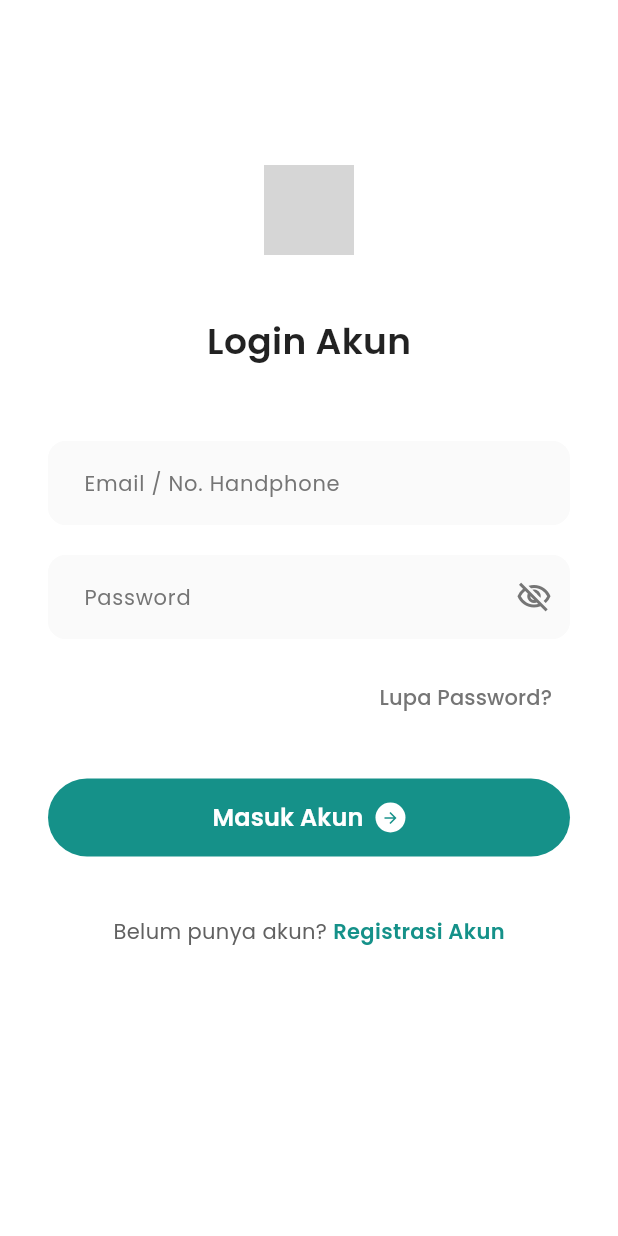
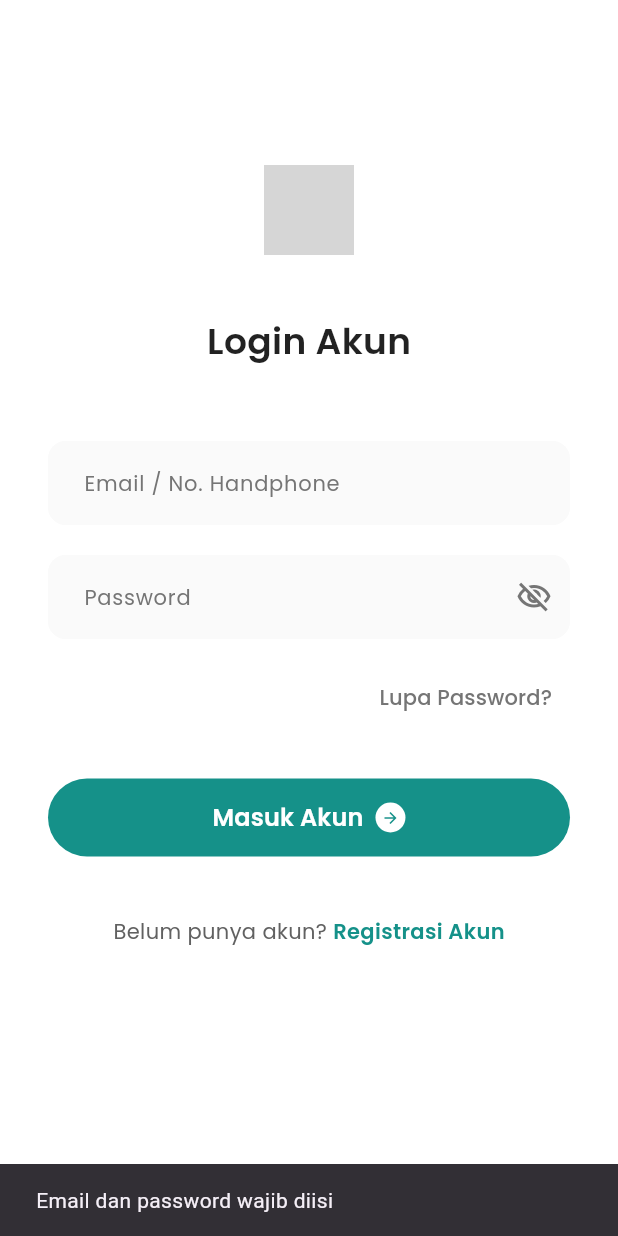
Before and after one commit to jonathanfransilo/smart-environtment-mobile, a Flutter app: the screen it shows after launch, after a tap on "Mulai Sekarang", after a tap on "Masuk Akun", on a phone screen of 412 x 824 dp. Run offline on Flutter 3.47's test engine with Material 3 defaults, Android fonts, the phone set to English and light mode, and no system bars; our stand-ins replace dio, flutter_secure_storage, flutter_svg, google_fonts, shared_preferences; project files that could hold a hidden picture were left out; grey boxes are pictures that could not be loaded.

Commit message:
feat: implement authentication service with login, logout, and token management

```diff
--- /dev/null
+++ b/lib/config/api_config.dart
@@ -0,0 +1,20 @@
+import 'package:flutter/foundation.dart';
+
+class ApiConfig {
+  // Resolve base URL with priority: dart-define > platform default
+  static String get baseUrl {
+    const defined = String.fromEnvironment('API_BASE_URL', defaultValue: '');
+    if (defined.isNotEmpty) return defined;
+    if (kIsWeb) {
+      final host = Uri.base.host.isEmpty ? 'localhost' : Uri.base.host;
+      return 'http://$host:8000/api/v1';
+    }
+    return 'http://10.0.2.2:8000/api/v1';
+  }
+
+  // Auth endpoints
+  static const String login = '/auth/login';
+  static const String register = '/auth/register';
+  static const String me = '/auth/me';
+  static const String logout = '/auth/logout';
+}
--- a/lib/screens/login_screen.dart
+++ b/lib/screens/login_screen.dart
@@ -1,6 +1,7 @@
 import 'package:flutter/material.dart';
 import 'package:flutter_svg/flutter_svg.dart';
 import 'package:google_fonts/google_fonts.dart';
+import '../services/auth_service.dart';
 
 class LoginScreen extends StatefulWidget {
   const LoginScreen({super.key});
@@ -11,6 +12,16 @@ class LoginScreen extends StatefulWidget {
 
 class _LoginScreenState extends State<LoginScreen> {
   bool _obscurePassword = true;
+  final _emailController = TextEditingController();
+  final _passwordController = TextEditingController();
+  bool _loading = false;
+
+  @override
+  void dispose() {
+    _emailController.dispose();
+    _passwordController.dispose();
+    super.dispose();
+  }
 
   @override
   Widget build(BuildContext context) {
@@ -76,6 +87,7 @@ class _LoginScreenState extends State<LoginScreen> {
                   color: Colors.grey.shade50,
                 ),
                 child: TextField(
+                  controller: _emailController,
                   decoration: InputDecoration(
                     labelText: "Email / No. Handphone",
                     hintText: "Masukan No. Handphone",
@@ -122,6 +134,7 @@ class _LoginScreenState extends State<LoginScreen> {
                 ),
                 child: TextField(
                   obscureText: _obscurePassword,
+                  controller: _passwordController,
                   decoration: InputDecoration(
                     labelText: "Password",
                     hintText: "Masukan Password",
@@ -198,8 +211,34 @@ class _LoginScreenState extends State<LoginScreen> {
                 width: double.infinity,
                 height: 52,
                 child: ElevatedButton(
-                  onPressed: () {
-                    // TODO: aksi login
+                  onPressed: _loading
+                      ? null
+                      : () async {
+                          final email = _emailController.text.trim();
+                          final password = _passwordController.text;
+                          if (email.isEmpty || password.isEmpty) {
+                            ScaffoldMessenger.of(context).showSnackBar(
+                              const SnackBar(content: Text('Email dan password wajib diisi')),
+                            );
+                            return;
+                          }
+                          setState(() => _loading = true);
+                          final auth = AuthService();
+                          final (ok, message) = await auth.login(
+                            email: email,
+                            password: password,
+                          );
+                          setState(() => _loading = false);
+                          if (ok) {
+                            ScaffoldMessenger.of(context).showSnackBar(
+                              const SnackBar(content: Text('Login berhasil')),
+                            );
+                            // TODO: Navigate to home/dashboard when available
+                          } else {
+                            ScaffoldMessenger.of(context).showSnackBar(
+                              SnackBar(content: Text(message ?? 'Login gagal')),
+                            );
+                          }
                         },
                   style: ElevatedButton.styleFrom(
                     backgroundColor: Color.fromARGB(255, 21, 145, 137),
@@ -211,6 +250,16 @@ class _LoginScreenState extends State<LoginScreen> {
                   child: Row(
                     mainAxisAlignment: MainAxisAlignment.center,
                     children: [
+                      if (_loading)
+                        const SizedBox(
+                          width: 20,
+                          height: 20,
+                          child: CircularProgressIndicator(
+                            strokeWidth: 2,
+                            valueColor: AlwaysStoppedAnimation<Color>(Colors.white),
+                          ),
+                        )
+                      else
                         Text(
                           "Masuk Akun",
                           style: GoogleFonts.poppins(
--- a/pubspec.yaml
+++ b/pubspec.yaml
@@ -13,6 +13,9 @@ dependencies:
   google_fonts: ^6.2.1
   flutter_svg: ^2.0.9
   cupertino_icons: ^1.0.8
+  dio: ^5.7.0
+  flutter_secure_storage: ^9.2.2
+  shared_preferences: ^2.3.2
 
 dev_dependencies:
   flutter_test:
```
Also changed, not shown: lib/services/api_client.dart (added, +36 -0 lines), lib/services/auth_service.dart (added, +66 -0 lines), lib/services/token_storage.dart (added, +45 -0 lines), pubspec.lock, 6 other files. Lines whose indentation alone changed are shown as unchanged.
